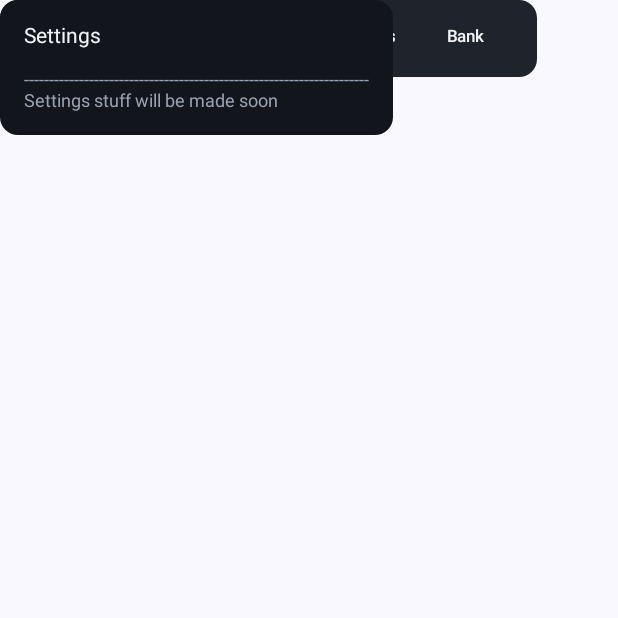
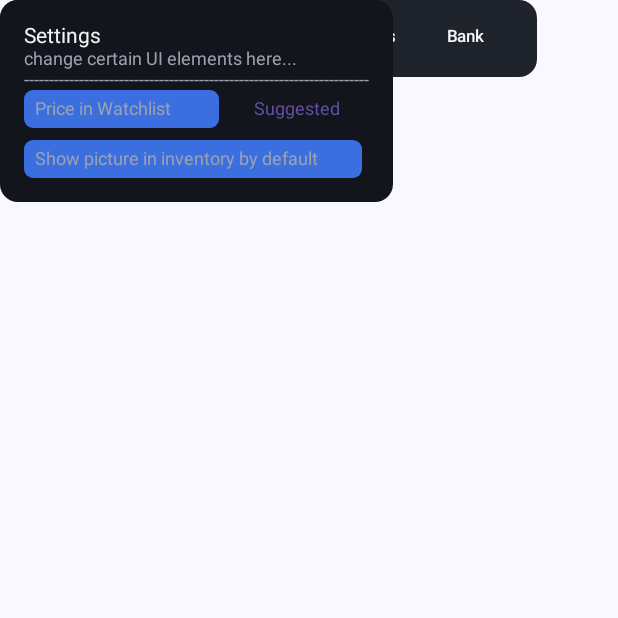
Before and after one commit to Cos229-239/2608_Team01, an Android app built with Jetpack Compose: the composable ShowProfDetails shown on its own in the app's theme, after a tap on "Settings", on a phone screen of 412 x 824 dp, the top half of it. Run offline under Robolectric (Android 15) with nearby library versions, the light colour scheme and no system bars; 2 statements that could not run were skipped.

Commit message:
Settings added and implementation started

```diff
--- a/AndroidApp/app/src/main/java/com/team01/steamanalyst/MainActivity.kt
+++ b/AndroidApp/app/src/main/java/com/team01/steamanalyst/MainActivity.kt
@@ -10,6 +10,7 @@ import androidx.compose.runtime.getValue
 import androidx.compose.runtime.mutableStateOf
 import androidx.compose.runtime.remember
 import androidx.compose.runtime.setValue
+import com.team01.steamanalyst.app.settings.Settings
 import com.team01.steamanalyst.data.SteamAccountData
 import com.team01.steamanalyst.data.SteamProfile
 import com.team01.steamanalyst.service.SkinportService
@@ -19,6 +20,7 @@ import com.team01.steamanalyst.service.SteamAccountService
 import kotlinx.coroutines.Dispatchers
 import kotlinx.coroutines.withContext
 
+var settings : Settings = Settings()
 var steamAccount : SteamAccountData = SteamAccountData()
 var vanityName :String = ""
 var apiKey :String = ""
--- /dev/null
+++ b/AndroidApp/app/src/main/java/com/team01/steamanalyst/app/settings/Settings.kt
@@ -0,0 +1,6 @@
+package com.team01.steamanalyst.app.settings
+
+class Settings {
+    var showDetailsInventory :Boolean = false
+    var priceToShowWatchlists :Int = 1
+}
--- a/AndroidApp/app/src/main/java/com/team01/steamanalyst/screens/InventoryScreen.kt
+++ b/AndroidApp/app/src/main/java/com/team01/steamanalyst/screens/InventoryScreen.kt
@@ -17,6 +17,7 @@ import com.team01.steamanalyst.data.SteamInventoryItem
 import com.team01.steamanalyst.ui.theme.*
 import androidx.compose.runtime.remember
 import com.team01.steamanalyst.steamAccount
+import com.team01.steamanalyst.settings
 
 @Composable
 @Preview
@@ -47,7 +48,7 @@ fun InvenScreen() {
 
 @Composable
 fun RShowItem(modifier: Modifier = Modifier, item : SteamInventoryItem, query :String){
-    var showDetails :Boolean by remember { mutableStateOf(false) }
+    var showDetails :Boolean by remember { mutableStateOf(settings.showDetailsInventory) }
     if (query != "") {
         if (!item.name.contains(query, true) and !item.marketName.contains(query, true)) return
     }
--- a/AndroidApp/app/src/main/java/com/team01/steamanalyst/screens/ProfileScreen.kt
+++ b/AndroidApp/app/src/main/java/com/team01/steamanalyst/screens/ProfileScreen.kt
@@ -21,6 +21,7 @@ import com.team01.steamanalyst.data.SteamInventoryItem
 import com.team01.steamanalyst.data.SteamProfile
 import com.team01.steamanalyst.data.ValuedInventoryItem
 import com.team01.steamanalyst.steamAccount
+import com.team01.steamanalyst.settings
 import com.team01.steamanalyst.ui.theme.*
 import com.team01.steamanalyst.valuation.MarketValuation
 import com.team01.steamanalyst.vanityName
@@ -112,6 +113,8 @@ fun ShowProf(modifier: Modifier = Modifier) {
 @Composable
 fun ShowProfDetails(modifier: Modifier = Modifier) {
     var detailToShow :Int by remember { mutableIntStateOf(1) }
+    var priceToShow by remember { mutableIntStateOf(settings.priceToShowWatchlists) }
+    var showDetails :Boolean by remember { mutableStateOf(settings.showDetailsInventory) }
 
     Column(
         modifier = modifier
@@ -270,7 +273,7 @@ fun ShowProfDetails(modifier: Modifier = Modifier) {
                 color = TextPrimary
             )
             Text(
-                "",
+                "change certain UI elements here...",
                 style = MaterialTheme.typography.bodySmall,
                 color = TextSecondary
             )
@@ -279,11 +282,57 @@ fun ShowProfDetails(modifier: Modifier = Modifier) {
                 style = MaterialTheme.typography.bodySmall,
                 color = TextSecondary
             )
-            Text(
-                "Settings stuff will be made soon",
-                style = MaterialTheme.typography.bodySmall,
-                color = TextSecondary
-            )
+                Row(horizontalArrangement = Arrangement.spacedBy(16.dp)) {
+                    Box( modifier = Modifier
+                        .background(BgPanel)
+                        .width(130.dp)
+                        .height(25.dp)
+                        .clip(shape = RoundedCornerShape(6.dp))
+                        .clickable(onClick = {
+                            priceToShow = Rswitch(priceToShow)
+                            settings.priceToShowWatchlists = priceToShow
+                        })
+                        .background(AccentBlue)
+                        .padding(vertical = 5.dp, horizontal = 7.dp))
+                    {
+                        Text("Price in Watchlist", style = MaterialTheme.typography.bodySmall)
+                    }
+                    Box( modifier = Modifier
+                        .background(BgPanel)
+                        .width(80.dp)
+                        .height(25.dp)
+                        .clip(shape = RoundedCornerShape(6.dp))
+                        .background(BgPanel)
+                        .padding(vertical = 5.dp, horizontal = 7.dp))
+                    {
+                        val showing = when(priceToShow){
+                            2 -> "Median"
+                            3 -> "Minimum"
+                            else -> "Suggested"
+                        }
+                        Text(showing, style = MaterialTheme.typography.bodySmall, color = Purple40)
+                    }
+                }
+            Spacer(Modifier.height(8.dp))
+                    Box( modifier = Modifier
+                        .background(BgPanel)
+                        .width(225.dp)
+                        .height(25.dp)
+                        .clip(shape = RoundedCornerShape(6.dp))
+                        .clickable(onClick = {
+                            showDetails = !showDetails
+                            settings.showDetailsInventory = showDetails
+                        })
+                        .background(AccentBlue)
+                        .padding(vertical = 5.dp, horizontal = 7.dp))
+                    {
+                        val showing = when(showDetails){
+                            true -> "details"
+                            else -> "picture"
+                        }
+                        Text("Show $showing in inventory by default", style = MaterialTheme.typography.bodySmall)
+                    }
+
         }
     }
     else if (detailToShow == 4){ //Bank info - Not sure if this will stay in final
@@ -342,6 +391,11 @@ fun FakeProfile(){
     val daVal : InventoryValuation = InventoryValuation(lisVal, 0, 1, 1.01)
     steamAccount = SteamAccountData(prof, inve, daVal, true)
 }
+private fun Rswitch(swap :Int) :Int {
+    if (swap == 1) return 2
+    if (swap == 2) return 3
+    return 1
+}
 fun SignOut(){
     steamAccount = SteamAccountData()
     vanityName = ""
```
Also changed, not shown: AndroidApp/app/src/main/java/com/team01/steamanalyst/screens/WatchlistsScreen.kt (+4 -3 lines).
